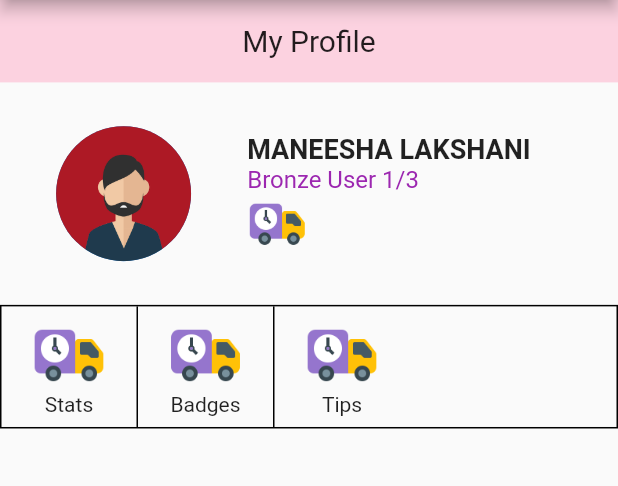
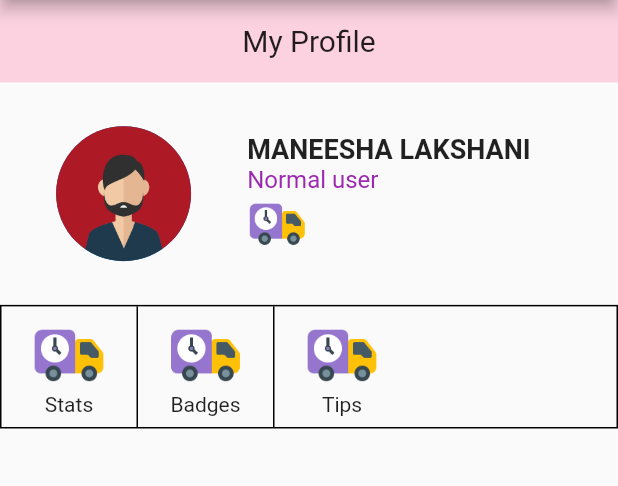
Before and after one commit to maneeshalakshani/Food-Forward, a Flutter app: the MyProfileView screen opened by its route, on a phone screen of 412 x 824 dp, the part 84-570 px from its top. Run offline on Flutter 3.47's test engine with Material 2 defaults, Android fonts, the phone set to English and light mode, and no system bars; our stand-ins replace auto_route, cloud_firestore, firebase_core, fl_chart, flutter_hooks; accounts and stored records are empty.

Commit message:
feat: user titles

```diff
--- a/lib/pages/profile/my_profile_view.dart
+++ b/lib/pages/profile/my_profile_view.dart
@@ -71,12 +71,27 @@ class MyProfileView extends HookWidget {
                         fontWeight: FontWeight.bold,
                       ),
                     ),
-                    const Text(
-                      "Bronze User 1/3",
-                      style: TextStyle(
-                        fontSize: 16,
-                        color: Colors.purple
-                      ),
+                    FutureBuilder<String>(
+                      future: getTitles(userId: "er242dYU"),
+                      builder: (BuildContext context, AsyncSnapshot<String> snapshot) {
+                        if (snapshot.connectionState == ConnectionState.done) {
+                          return Text(
+                            snapshot.data ?? 'Default Value',
+                            style: const TextStyle(
+                              fontSize: 16,
+                              color: Colors.purple,
+                            ),
+                          );
+                        } else {
+                          return const Text(
+                            'Loading...',
+                            style: TextStyle(
+                              fontSize: 16,
+                              color: Colors.purple,
+                            ),
+                          );
+                        }
+                      },
                     ),
                     Image.asset(
                       "assets/delivery.png",
@@ -205,4 +220,24 @@ class MyProfileView extends HookWidget {
     QuerySnapshot querySnapshot = await BadgesFunction().getAllBadgesWithCategory(userId: userId, category: category);
     return querySnapshot.size;
   }
+
+  checkNoOfRedBadges({required String name, required String userId}) async {
+    QuerySnapshot querySnapshot = await BadgesFunction().getAllBadgesWithName(userId: userId, name: name);
+    return querySnapshot.size;
+  }
+
+  Future<String> getTitles({required String userId}) async {
+    int redBadges = await checkNoOfRedBadges(name: "red", userId: userId);
+    if(redBadges > 3){
+      return "Platinum User $redBadges";
+    }else if(redBadges == 3){
+      return "Gold User 3/3";
+    }else if(redBadges == 2){
+      return "Silver User 2/3";
+    }else if(redBadges == 1){
+      return "Bronze User 1/3";
+    }else{
+      return "Normal user";
+    }
+  }
 }
--- a/lib/services/badges/badges.dart
+++ b/lib/services/badges/badges.dart
@@ -17,6 +17,14 @@ class BadgesFunction {
         .collection(fireStoreCollectionName)
         .where('userId', isEqualTo: userId)
         .where('category', isEqualTo: category)
+        .get();
+  }
+
+  getAllBadgesWithName({required String userId, required String name}) {
+    return FirebaseFirestore.instance
+        .collection(fireStoreCollectionName)
+        .where('userId', isEqualTo: userId)
+        .where('name', isEqualTo: name)
         .get();
   }
 
```
